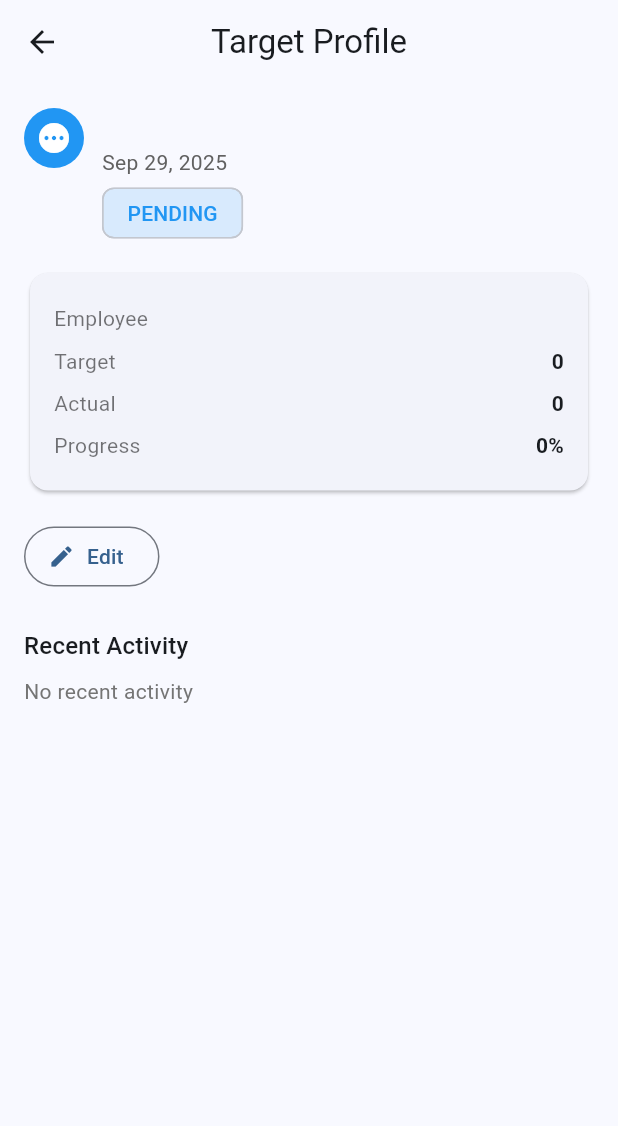
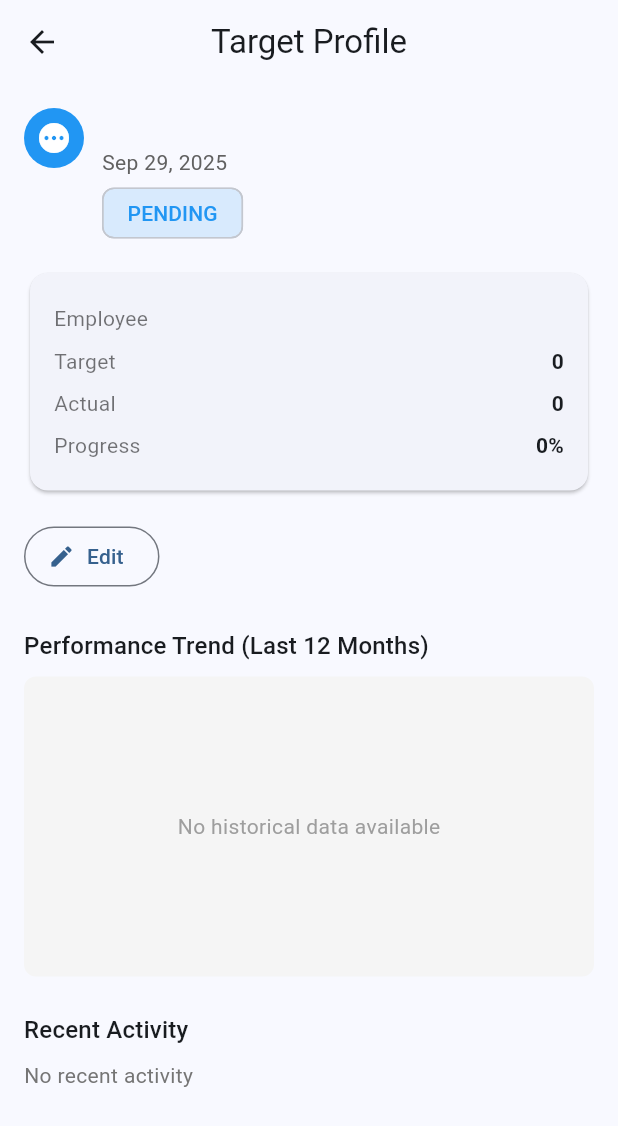
Before and after one commit to Kallikrist/Bonuses, a Flutter app: the TargetProfileScreen screen opened directly with empty values, on a phone screen of 412 x 824 dp. Shown: the top 1126 px of the screen. Run offline on Flutter 3.47's test engine with Material 3 defaults, Android fonts, the light colour scheme and no system bars; our stand-ins replace fl_chart, shared_preferences; accounts and stored records are empty.

Commit message:
feat: Add performance chart with historical target data to TargetProfileScreen

```diff
--- a/lib/providers/app_provider.dart
+++ b/lib/providers/app_provider.dart
@@ -819,6 +819,55 @@ class AppProvider with ChangeNotifier {
     return await StorageService.getWorkplaces();
   }
 
+  // Get target history for charting - returns monthly aggregated data
+  List<Map<String, dynamic>> getTargetHistory({
+    String? employeeId,
+    String? workplaceId,
+    int monthsBack = 12,
+  }) {
+    final now = DateTime.now();
+    final startDate = DateTime(now.year, now.month - monthsBack, 1);
+
+    // Filter targets by criteria
+    var filteredTargets = _salesTargets.where((target) {
+      if (target.date.isBefore(startDate)) return false;
+      if (employeeId != null && target.assignedEmployeeId != employeeId) return false;
+      if (workplaceId != null && target.assignedWorkplaceId != workplaceId) return false;
+      return true;
+    }).toList();
+
+    // Group by month and aggregate
+    final Map<String, Map<String, dynamic>> monthlyData = {};
+
+    for (final target in filteredTargets) {
+      final monthKey = '${target.date.year}-${target.date.month.toString().padLeft(2, '0')}';
+
+      if (!monthlyData.containsKey(monthKey)) {
+        monthlyData[monthKey] = {
+          'month': monthKey,
+          'targetTotal': 0.0,
+          'actualTotal': 0.0,
+          'targetCount': 0,
+          'metCount': 0,
+        };
+      }
+
+      final data = monthlyData[monthKey]!;
+      data['targetTotal'] = (data['targetTotal'] as double) + target.targetAmount;
+      data['actualTotal'] = (data['actualTotal'] as double) + target.actualAmount;
+      data['targetCount'] = (data['targetCount'] as int) + 1;
+      if (target.actualAmount >= target.targetAmount) {
+        data['metCount'] = (data['metCount'] as int) + 1;
+      }
+    }
+
+    // Convert to list and sort by month
+    final result = monthlyData.values.toList();
+    result.sort((a, b) => (a['month'] as String).compareTo(b['month'] as String));
+
+    return result;
+  }
+
   Future<void> addWorkplace(Workplace workplace) async {
     await StorageService.addWorkplace(workplace);
     _workplaces.add(workplace);
--- a/lib/screens/target_profile_screen.dart
+++ b/lib/screens/target_profile_screen.dart
@@ -1,6 +1,7 @@
 import 'package:flutter/material.dart';
 import 'package:intl/intl.dart';
 import 'package:provider/provider.dart';
+import 'package:fl_chart/fl_chart.dart';
 
 import '../models/sales_target.dart';
 import '../providers/app_provider.dart';
@@ -134,6 +135,16 @@ class TargetProfileScreen extends StatelessWidget {
 
                 const SizedBox(height: 24),
 
+                // Performance Chart
+                Text(
+                  'Performance Trend (Last 12 Months)',
+                  style: Theme.of(context).textTheme.titleMedium,
+                ),
+                const SizedBox(height: 8),
+                _buildPerformanceChart(app),
+
+                const SizedBox(height: 24),
+
                 // Recent activity placeholder (submissions/approvals/team changes)
                 Text(
                   'Recent Activity',
@@ -224,4 +235,116 @@ class TargetProfileScreen extends StatelessWidget {
         return Icons.verified;
     }
   }
+
+  Widget _buildPerformanceChart(AppProvider app) {
+    final historyData = app.getTargetHistory(
+      employeeId: target.assignedEmployeeId,
+      workplaceId: target.assignedWorkplaceId,
+      monthsBack: 12,
+    );
+
+    if (historyData.isEmpty) {
+      return Container(
+        height: 200,
+        decoration: BoxDecoration(
+          color: Colors.grey[100],
+          borderRadius: BorderRadius.circular(8),
+        ),
+        child: const Center(
+          child: Text(
+            'No historical data available',
+            style: TextStyle(color: Colors.grey),
+          ),
+        ),
+      );
+    }
+
+    // Prepare chart data
+    final spots = <FlSpot>[];
+    final targetSpots = <FlSpot>[];
+    final labels = <String>[];
+
+    for (int i = 0; i < historyData.length; i++) {
+      final data = historyData[i];
+      final month = data['month'] as String;
+      final actual = data['actualTotal'] as double;
+      final target = data['targetTotal'] as double;
+
+      spots.add(FlSpot(i.toDouble(), actual));
+      targetSpots.add(FlSpot(i.toDouble(), target));
+
+      // Format month label (e.g., "Jan", "Feb")
+      final monthParts = month.split('-');
+      final monthNum = int.parse(monthParts[1]);
+      final monthName = DateFormat('MMM').format(DateTime(2024, monthNum));
+      labels.add(monthName);
+    }
+
+    return Container(
+      height: 200,
+      padding: const EdgeInsets.all(16),
+      decoration: BoxDecoration(
+        color: Colors.white,
+        borderRadius: BorderRadius.circular(8),
+        border: Border.all(color: Colors.grey.shade300),
+      ),
+      child: LineChart(
+        LineChartData(
+          gridData: FlGridData(show: true),
+          titlesData: FlTitlesData(
+            leftTitles: AxisTitles(
+              sideTitles: SideTitles(
+                showTitles: true,
+                reservedSize: 40,
+                getTitlesWidget: (value, meta) {
+                  return Text(
+                    value.toInt().toString(),
+                    style: const TextStyle(fontSize: 10),
+                  );
+                },
+              ),
+            ),
+            bottomTitles: AxisTitles(
+              sideTitles: SideTitles(
+                showTitles: true,
+                reservedSize: 30,
+                getTitlesWidget: (value, meta) {
+                  if (value.toInt() >= 0 && value.toInt() < labels.length) {
+                    return Text(
+                      labels[value.toInt()],
+                      style: const TextStyle(fontSize: 10),
+                    );
+                  }
+                  return const Text('');
+                },
+              ),
+            ),
+            topTitles: const AxisTitles(sideTitles: SideTitles(showTitles: false)),
+            rightTitles: const AxisTitles(sideTitles: SideTitles(showTitles: false)),
+          ),
+          borderData: FlBorderData(show: true),
+          lineBarsData: [
+            // Target line
+            LineChartBarData(
+              spots: targetSpots,
+              isCurved: true,
+              color: Colors.blue,
+              barWidth: 2,
+              isStrokeCapRound: true,
+              dotData: const FlDotData(show: false),
+            ),
+            // Actual line
+            LineChartBarData(
+              spots: spots,
+              isCurved: true,
+              color: Colors.green,
+              barWidth: 3,
+              isStrokeCapRound: true,
+              dotData: const FlDotData(show: true),
+            ),
+          ],
+        ),
+      ),
+    );
+  }
 }
--- a/pubspec.yaml
+++ b/pubspec.yaml
@@ -46,6 +46,9 @@ dependencies:
 
   # UI components
   flutter_svg: ^2.0.10+1
+
+  # Charts
+  fl_chart: ^0.68.0
 
 dev_dependencies:
   flutter_test:
```
Also changed, not shown: pubspec.lock.
